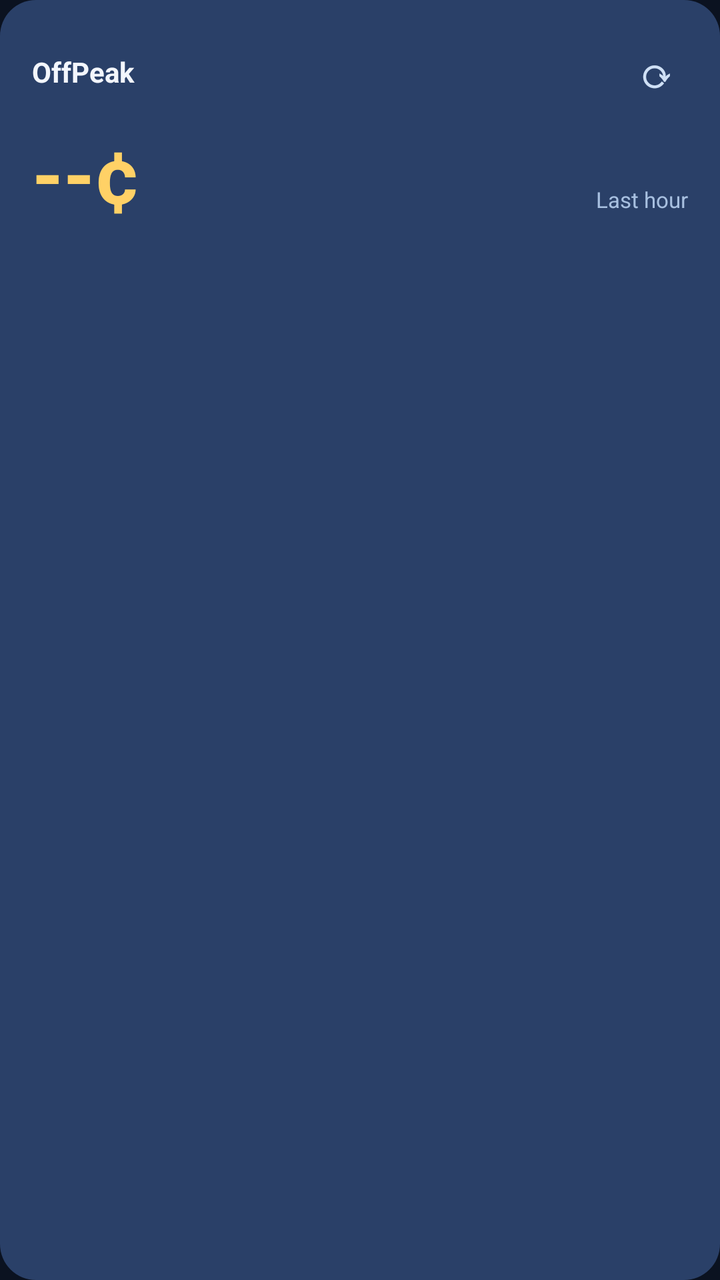
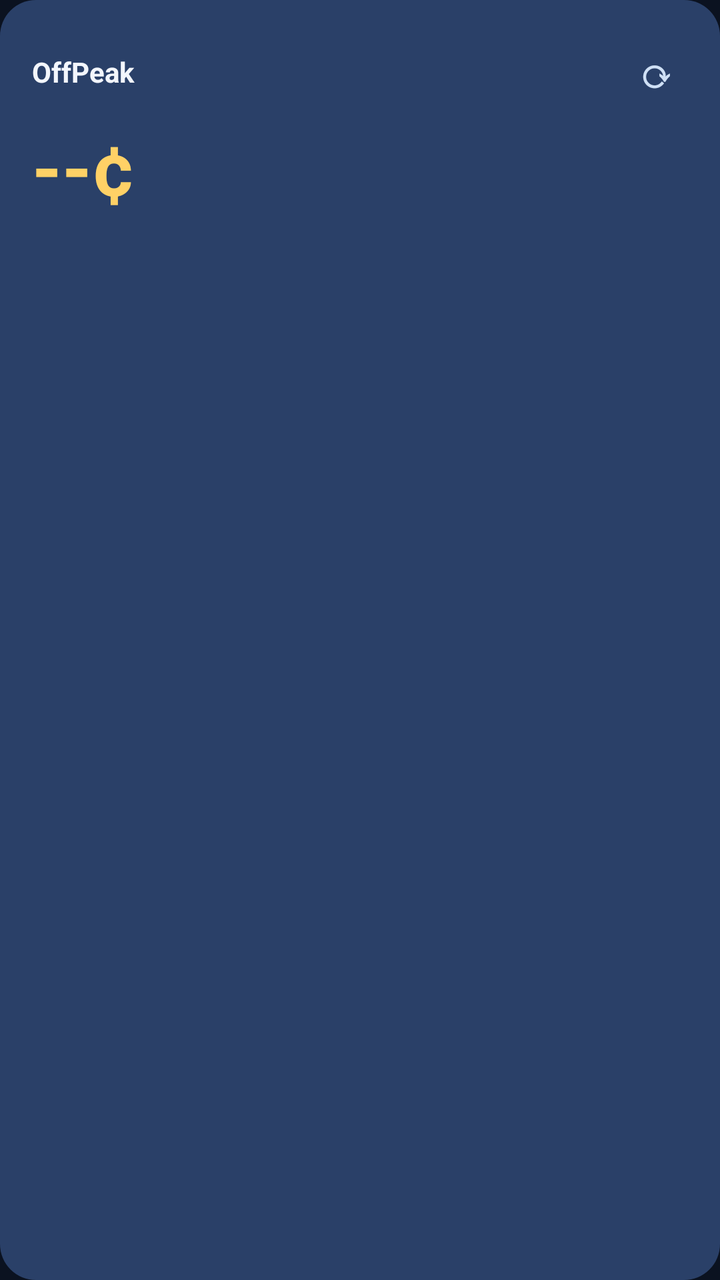

Before-and-after screenshots of an Android layout around one commit, followed by the original layout XML and the change that was made.
<!-- AndroidManifest.xml: application theme AppTheme -->
<!-- res/layout/widget_offpeak_square.xml -->
<?xml version="1.0" encoding="utf-8"?>
<LinearLayout xmlns:android="http://schemas.android.com/apk/res/android"
    android:id="@+id/widget_root"
    android:layout_width="match_parent"
    android:layout_height="match_parent"
    android:orientation="vertical"
    android:background="@drawable/widget_bg"
    android:padding="16dp">

    
    <LinearLayout
        android:layout_width="match_parent"
        android:layout_height="wrap_content"
        android:orientation="horizontal"
        android:gravity="center_vertical">

        <TextView
            android:id="@+id/widget_title"
            android:layout_width="0dp"
            android:layout_height="wrap_content"
            android:layout_weight="1"
            android:maxLines="1"
            android:ellipsize="end"
            android:textColor="#F3F6FC"
            android:textStyle="bold"
            android:textSize="14sp"
            android:text="OffPeak" />

        <TextView
            android:id="@+id/widget_refresh"
            android:layout_width="wrap_content"
            android:layout_height="wrap_content"
            android:padding="6dp"
            android:textColor="#CFE0F5"
            android:textStyle="bold"
            android:textSize="20sp"
            android:text="⟳" />
    </LinearLayout>

    
    <LinearLayout
        android:layout_width="match_parent"
        android:layout_height="wrap_content"
        android:layout_marginTop="4dp"
        android:orientation="horizontal"
        android:baselineAligned="false"
        android:gravity="bottom">

        <TextView
            android:id="@+id/widget_price"
            android:layout_width="wrap_content"
            android:layout_height="wrap_content"
            android:textColor="#FFD166"
            android:textStyle="bold"
            android:textSize="40sp"
            android:text="--¢" />

        <TextView
            android:id="@+id/widget_level"
            android:layout_width="wrap_content"
            android:layout_height="wrap_content"
            android:layout_marginStart="10dp"
            android:paddingBottom="6dp"
            android:textColor="#FFD166"
            android:textStyle="bold"
            android:textSize="15sp"
            android:text="" />

        <TextView
            android:layout_width="0dp"
            android:layout_height="wrap_content"
            android:layout_weight="1"
            android:gravity="end|bottom"
            android:paddingBottom="6dp"
            android:textColor="#A8C0E0"
            android:textSize="11sp"
            android:text="Last hour" />
    </LinearLayout>

    <TextView
        android:id="@+id/widget_avg"
        android:layout_width="match_parent"
        android:layout_height="wrap_content"
        android:gravity="end"
        android:textColor="#A8C0E0"
        android:textSize="11sp"
        android:text="" />

    
    <ImageView
        android:id="@+id/widget_spark"
        android:layout_width="match_parent"
        android:layout_height="0dp"
        android:layout_weight="1"
        android:layout_marginTop="6dp"
        android:scaleType="fitXY"
        android:adjustViewBounds="false"
        android:contentDescription="Last-hour price trend" />

    <TextView
        android:id="@+id/widget_updated"
        android:layout_width="match_parent"
        android:layout_height="wrap_content"
        android:layout_marginTop="4dp"
        android:gravity="end"
        android:textColor="#A8C0E0"
        android:textSize="10sp"
        android:text="" />
</LinearLayout>
<!-- resources referenced by this layout -->
<resources>
  <!-- drawable widget_bg (drawable) -->
  <?xml version="1.0" encoding="utf-8"?>
  <shape xmlns:android="http://schemas.android.com/apk/res/android" android:shape="rectangle">
      <solid android:color="#FF2A4068" />
      <corners android:radius="18dp" />
  </shape>
  <style name="AppTheme" parent="Theme.AppCompat.DayNight.NoActionBar">
      <item name="android:editTextBackground">@drawable/rn_edit_text_material</item>
      <item name="colorPrimary">@color/colorPrimary</item>
      <item name="android:statusBarColor">@android:color/transparent</item>
      <item name="android:navigationBarColor">@android:color/transparent</item>
      <item name="android:windowBackground">@color/activityBackground</item>
    </style>
  <!-- drawable rn_edit_text_material (drawable) -->
  <?xml version="1.0" encoding="utf-8"?>
  <inset xmlns:android="http://schemas.android.com/apk/res/android"
         android:insetLeft="@dimen/abc_edit_text_inset_horizontal_material"
         android:insetRight="@dimen/abc_edit_text_inset_horizontal_material"
         android:insetTop="@dimen/abc_edit_text_inset_top_material"
         android:insetBottom="@dimen/abc_edit_text_inset_bottom_material"
         >
  
      <selector>
          
          <item android:state_enabled="false" android:drawable="@drawable/abc_textfield_default_mtrl_alpha"/>
          <item android:drawable="@drawable/abc_textfield_activated_mtrl_alpha"/>
      </selector>
  
  </inset>
  <color name="colorPrimary">#023c69</color>
  <color name="activityBackground">#0b1220</color>
</resources>

<!-- the commit's change to res/layout/widget_offpeak_square.xml (unified diff, before → after) -->
@@ -41,7 +41,7 @@
     <LinearLayout
         android:layout_width="match_parent"
         android:layout_height="wrap_content"
-        android:layout_marginTop="4dp"
+        android:layout_marginTop="2dp"
         android:orientation="horizontal"
         android:baselineAligned="false"
         android:gravity="bottom">
@@ -52,7 +52,7 @@
             android:layout_height="wrap_content"
             android:textColor="#FFD166"
             android:textStyle="bold"
-            android:textSize="40sp"
+            android:textSize="38sp"
             android:text="--¢" />
 
         <TextView
@@ -67,24 +67,18 @@
             android:text="" />
 
         <TextView
+            android:id="@+id/widget_avg"
             android:layout_width="0dp"
             android:layout_height="wrap_content"
             android:layout_weight="1"
             android:gravity="end|bottom"
             android:paddingBottom="6dp"
+            android:maxLines="1"
+            android:ellipsize="end"
             android:textColor="#A8C0E0"
             android:textSize="11sp"
-            android:text="Last hour" />
+            android:text="" />
     </LinearLayout>
-
-    <TextView
-        android:id="@+id/widget_avg"
-        android:layout_width="match_parent"
-        android:layout_height="wrap_content"
-        android:gravity="end"
-        android:textColor="#A8C0E0"
-        android:textSize="11sp"
-        android:text="" />
 
     
     <ImageView
@@ -92,10 +86,10 @@
         android:layout_width="match_parent"
         android:layout_height="0dp"
         android:layout_weight="1"
-        android:layout_marginTop="6dp"
+        android:layout_marginTop="8dp"
         android:scaleType="fitXY"
         android:adjustViewBounds="false"
-        android:contentDescription="Last-hour price trend" />
+        android:contentDescription="Recent price trend" />
 
     <TextView
         android:id="@+id/widget_updated"
